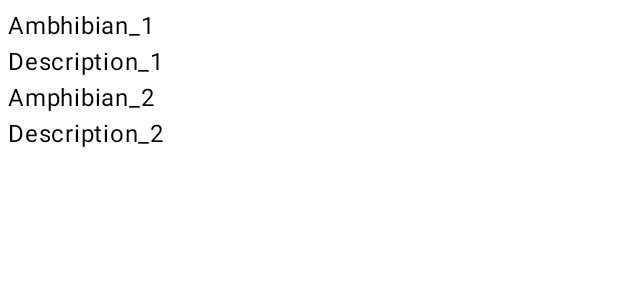
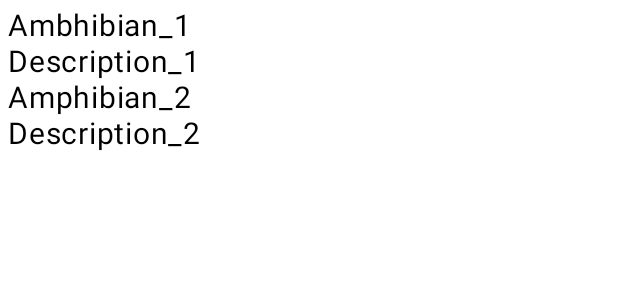
Before and after one commit to alinachroma/Amphibians, an Android app built with Jetpack Compose: the @Preview function AmphibianCardsListPreview, on a phone screen of 412 x 824 dp. Shown: the top 300 px of the screen. Run offline under Robolectric (Android 15) with nearby library versions, the phone set to English and light mode, and no system bars; pictures from the network do not load.

Commit message:
prepared the fonts

```diff
--- a/app/src/main/java/com/example/amphibians/ui/theme/Type.kt
+++ b/app/src/main/java/com/example/amphibians/ui/theme/Type.kt
@@ -11,24 +11,15 @@ val Typography = Typography(
     bodyLarge = TextStyle(
         fontFamily = FontFamily.Default,
         fontWeight = FontWeight.Normal,
+        fontSize = 20.sp,
+        lineHeight = 24.sp,
+        letterSpacing = 0.5.sp
+    ),
+    bodySmall = TextStyle(
+        fontFamily = FontFamily.Default,
+        fontWeight = FontWeight.Bold,
         fontSize = 16.sp,
         lineHeight = 24.sp,
         letterSpacing = 0.5.sp
     )
-    /* Other default text styles to override
-    titleLarge = TextStyle(
-        fontFamily = FontFamily.Default,
-        fontWeight = FontWeight.Normal,
-        fontSize = 22.sp,
-        lineHeight = 28.sp,
-        letterSpacing = 0.sp
-    ),
-    labelSmall = TextStyle(
-        fontFamily = FontFamily.Default,
-        fontWeight = FontWeight.Medium,
-        fontSize = 11.sp,
-        lineHeight = 16.sp,
-        letterSpacing = 0.5.sp
-    )
-    */
 )
```
